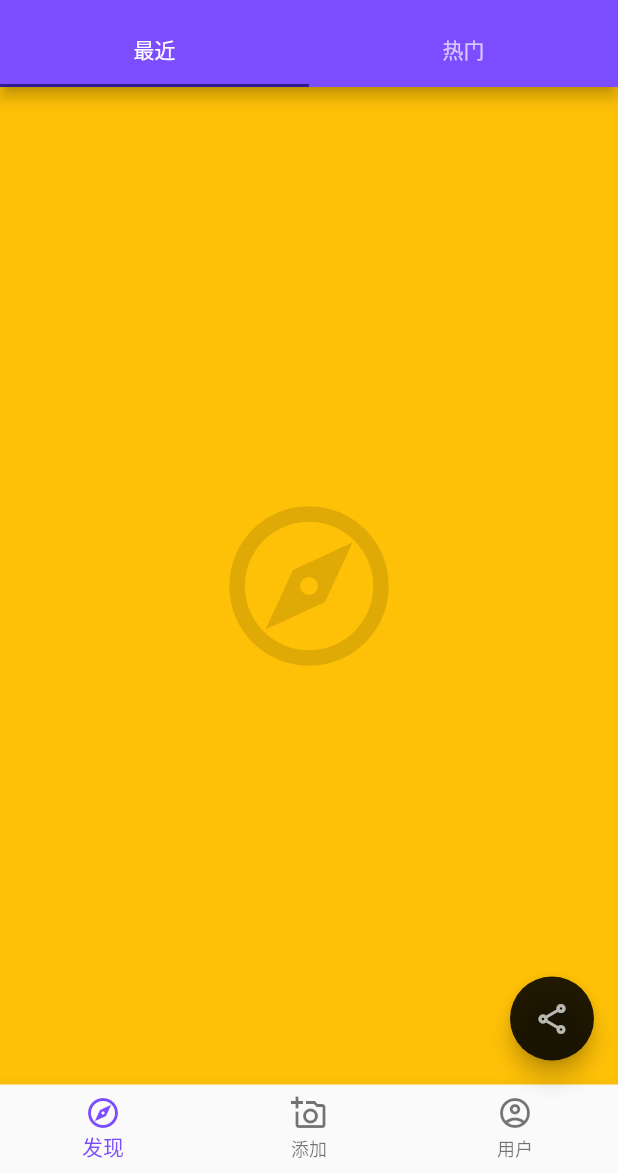
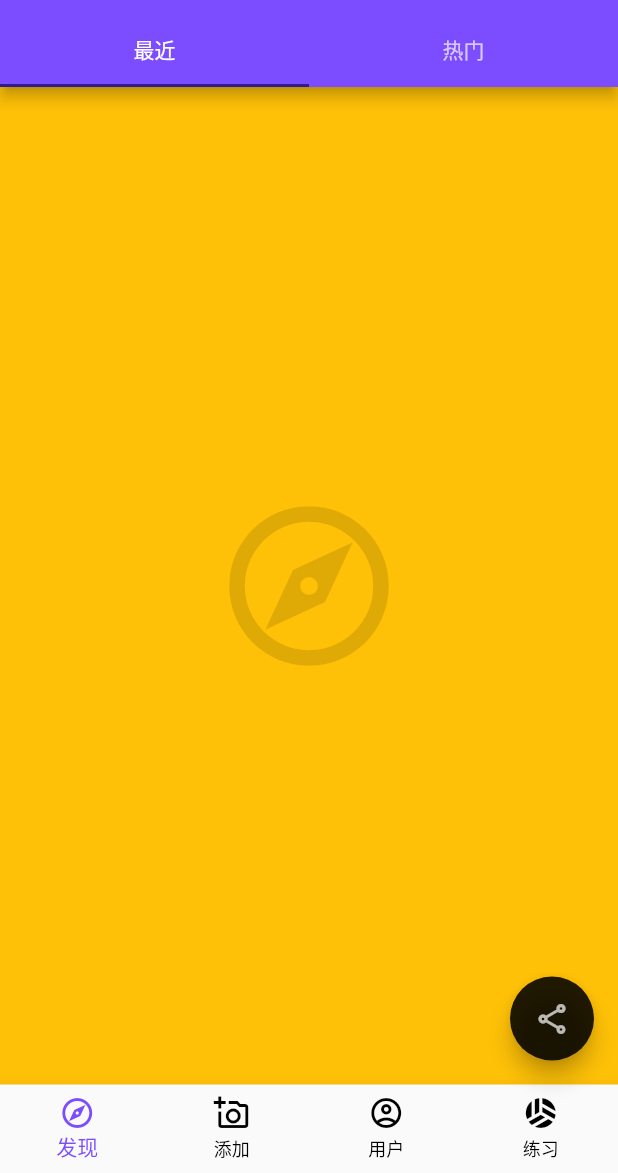
Before and after one commit to qweijiaq/GopherImage-flutter, a Flutter app: the screen it shows after launch, on a phone screen of 412 x 824 dp, the part 63-1236 px from its top. Run offline on Flutter 3.47's test engine with Material 2 defaults, Android fonts, the phone set to English and light mode, and no system bars.

Commit message:
练习页面布局

```diff
--- a/lib/app/components/app_page_bottom.dart
+++ b/lib/app/components/app_page_bottom.dart
@@ -14,6 +14,10 @@ class AppPageBottom extends StatelessWidget {
     return BottomNavigationBar(
       currentIndex: currentIndex,
       onTap: onTap,
+      unselectedItemColor: Colors.black,
+      selectedItemColor: Colors.deepPurpleAccent,
+      showSelectedLabels: true,
+      type: BottomNavigationBarType.fixed,
       items: [
         BottomNavigationBarItem(
           icon: Icon(Icons.explore_outlined),
@@ -27,6 +31,10 @@ class AppPageBottom extends StatelessWidget {
           icon: Icon(Icons.account_circle_outlined),
           label: '用户',
         ),
+        BottomNavigationBarItem(
+          icon: Icon(Icons.sports_volleyball),
+          label: '练习',
+        ),
       ],
     );
   }
--- a/lib/app/components/app_page_main.dart
+++ b/lib/app/components/app_page_main.dart
@@ -1,3 +1,4 @@
+import 'package:GopherImage/playground/playground.dart';
 import 'package:GopherImage/post/create/post_create.dart';
 import 'package:GopherImage/post/index/post_index.dart';
 import 'package:GopherImage/user/profile/user_profile.dart';
@@ -18,6 +19,9 @@ class AppPageMain extends StatelessWidget {
 
     // 用户
     UserProfile(),
+
+    // 练习
+    Playground()
   ];
 
   @override
```
Also changed, not shown: lib/playground/layout/playground_layout.dart (added, +10 -0 lines), lib/playground/playground.dart (added, +9 -0 lines).
